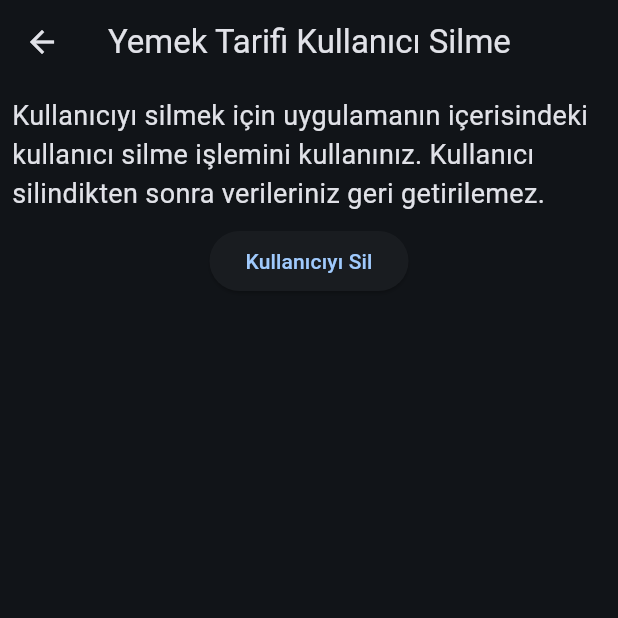
After one commit to emirkalafat/emirklft, a Flutter app: the YemekTarifiUserDeletion screen opened by its route, on a phone screen of 412 x 824 dp, the top half of it. The commit adds this screen. Run offline on Flutter 3.47's test engine with Material 3 defaults, Android fonts, the phone set to English and light mode, and no system bars; our stand-ins replace beamer, cloud_firestore, email_validator, firebase_analytics, firebase_core, firebase_storage and 12 more; missing offline and left inert: currency_picker, firebase_core_web; accounts and stored records are empty; network calls fail; Roboto replaces fonts that are missing (Ubuntu).

Commit message:
yemek deposu kullanıcı silme yönlendirmesi

```diff
--- a/lib/core/constants.dart
+++ b/lib/core/constants.dart
@@ -35,13 +35,13 @@ abstract class AppConstants {
   static const aboutMeText =
       'Merhaba, Ben Ahmet Emir Kalafat.\n22 yaşındayım.SameUp Yazılım ve Danışmanlık Şirketi\'nde yarı zamanlı mobil geliştirici olarak çalışıyorum. Fatih Sultan Mehmet Vakıf Üniversitesi\'nde Elektrik-Elektronik Mühendisliği bölümünde son sınıfım. Aynı zamanda Bilgisayar Mühendisiğine ÇAP yapıyorum. Python, Java, Dart-Flutter, C ve C# dillerini biliyorum. Bir süre Flutter ile mobil ve Web uygulama geliştirdikten sonra React-Native ile mobil uygulama geliştirmeye başladım. Şu an da SameUp\'ta React-Native ile mobil uygulama geliştiriyorum.';
 
-
   static const Map<String, String> timeline = {
     '2024':
         'SameUp Yazılım Danışmanlık Şirketi\'nde yarı zamanlı olarak çalışıyorum. Burada farklı projelerde React Native ile mobil uygulama geliştirmekteyim.',
     '2023':
         'Erasmus+ projesi kapsamında Elektrik-Elektronik Mühendisliği Eğitimi için Litvanya\'ya gittim. Burada yaklaşık 5 aylık bir eğitim süreci geçirdim. Hem Kariyer eğitimi açısından hem de kültürel eğitim açısından çok faydalı olduğunu düşündüğüm bir süreç oldu.',
-    '2022': 'Flutter ile Yemek Deposu (daha iyi bir isim bulabilirdim sanırım) adında bir uygulama geliştirdim. Bu uygulama ile Play Store\'da yayınladım. ',
+    '2022':
+        'Flutter ile Yemek Deposu (daha iyi bir isim bulabilirdim sanırım) adında bir uygulama geliştirdim. Bu uygulama ile Play Store\'da yayınladım. ',
     '2021':
         'Çift Ana Dal programı ile Bilgisayar Mühendisliği bölümüne başladım. Ayrıca Flutter ile bu dönemde tanıştım ve bu web sitesi dahil olmak üzere küçük kişisel projeler geliştirmeye başladım.',
     '2020':
@@ -51,6 +51,8 @@ abstract class AppConstants {
     '2013':
         'İlk uygulamamı Python ile yazdım. Basit bir hesap makinesi uygulamasıydı.',
   };
+
+  static const String yemekDeposuPlayLink = 'https://play.google.com/store/apps/details?id=com.garlicman.flutter_tarif_sitesi';
 }
 
 enum ColorSeed {
--- a/lib/core/router/location_builder.dart
+++ b/lib/core/router/location_builder.dart
@@ -2,6 +2,7 @@ import 'package:beamer/beamer.dart';
 import 'package:blog_web_site/screens/link_tree/link_tree.dart';
 import 'package:blog_web_site/screens/misc/gizlilik_sozlesmesi.dart';
 import 'package:blog_web_site/screens/misc/main_scaffold.dart';
+import 'package:blog_web_site/screens/misc/yemek_tarifi_user_deletion.dart';
 import 'package:blog_web_site/screens/projects/projects_details.dart';
 
 import 'package:flutter/cupertino.dart';
@@ -47,6 +48,12 @@ final locationBuilder = RoutesLocationBuilder(
             key: ValueKey('yemekdeposu'),
           ),
         ),
+    '/yemekdeposu/user-deletion': (context, state, data) => const BeamPage(
+        key: ValueKey('yemekdeposu-user-deletion'),
+        title: 'Yemek Deposu Kullanıcı Silme',
+        child: YemekTarifiUserDeletion(
+          key: ValueKey('yemekdeposu-user-deletion'),
+        )),
     '/projects/:pid': (context, state, data) {
       final pid = state.pathParameters['pid'] as String;
 
--- /dev/null
+++ b/lib/screens/misc/yemek_tarifi_user_deletion.dart
@@ -0,0 +1,32 @@
+import 'package:blog_web_site/core/constants.dart';
+import 'package:blog_web_site/core/utils.dart';
+import 'package:flutter/material.dart';
+
+class YemekTarifiUserDeletion extends StatelessWidget {
+  const YemekTarifiUserDeletion({super.key});
+
+  @override
+  Widget build(BuildContext context) {
+    return Scaffold(
+        appBar: AppBar(
+          title: const Text('Yemek Tarifi Kullanıcı Silme'),
+        ),
+        body: Column(
+          crossAxisAlignment: CrossAxisAlignment.center,
+          children: [
+            const Padding(
+              padding: EdgeInsets.all(8.0),
+              child: Text(
+                'Kullanıcıyı silmek için uygulamanın içerisindeki kullanıcı silme işlemini kullanınız. Kullanıcı silindikten sonra verileriniz geri getirilemez.',
+                style: TextStyle(fontSize: 18),
+              ),
+            ),
+            ElevatedButton(
+                onPressed: () {
+                  Utils.startUrl(AppConstants.yemekDeposuPlayLink);
+                },
+                child: const Text('Kullanıcıyı Sil')),
+          ],
+        ));
+  }
+}
```
Also changed, not shown: pubspec.lock.
